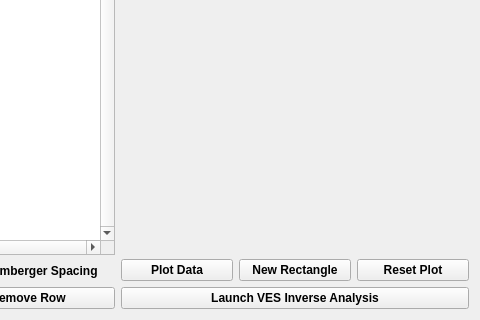
The window that ves/templates/mainwindow.ui (ajoros/ves_ajoros) describes before a commit, drawn with Qt 5; both pictures show x 245 to 725 and y 155 to 475 of the 725 by 475 pixel window.
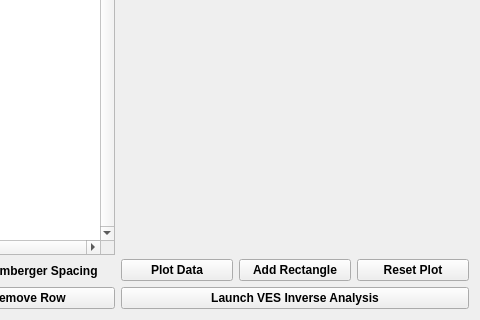
The same window after the commit.

Commit message: Calculate min/max res., layer widths from rectangles

```diff
--- a/ves/templates/mainwindow.ui
+++ b/ves/templates/mainwindow.ui
@@ -233,7 +233,7 @@
              <string>Freeze the current rectangle and add a new rectangle to the plot</string>
             </property>
             <property name="text">
-             <string>New Rectangle</string>
+             <string>Add Rectangle</string>
             </property>
            </widget>
           </item>
```
Left out of the diff: 6 changed lines with no effect on the pictures. The commit also changes 2 other files.
